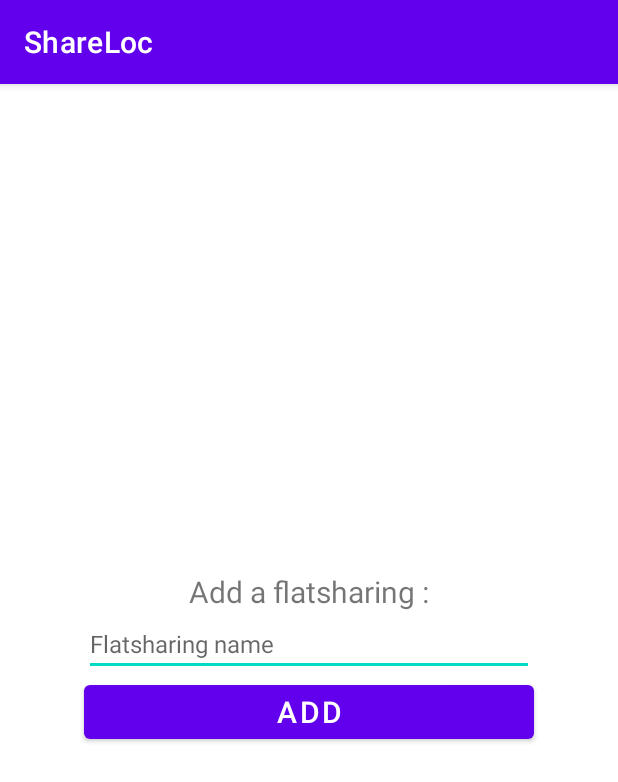
After one commit to nderousseaux/shareloc, an Android app: the fragment FlatsharingFragment shown on its own in the app's theme, on a phone screen of 412 x 824 dp. The commit adds this screen. Shown: the top 782 px of the screen. Run offline under Robolectric (Android 15) with nearby library versions, the phone set to English and light mode, and no system bars; our stand-ins replace Volley; network calls fail.

Commit message:
Mobile : Ajout d'une colocation

```diff
--- a/frontend/frontend-mobile/app/src/main/java/com/example/shareloc/FragWhoami.java
+++ b/frontend/frontend-mobile/app/src/main/java/com/example/shareloc/FragWhoami.java
@@ -52,14 +52,13 @@ public class FragWhoami extends Fragment {
 
         RequestQueue queue = Volley.newRequestQueue(getContext());
         String url = SERVER_URL + "whoami";
-        Log.e("url", url);
 
         JsonObjectRequest whoamiRequest = new JsonObjectRequest(Request.Method.GET, url, null, response -> {
             Log.e("success Response", response.toString());
 
             // On stocke les informations de l'utilisateur
             try {
-                User.getInstance().setUser(response.getString("login"), response.getString("lastname"),response.getString("firstname"));
+                User.getInstance().setUser(response.getString("email"), response.getString("lastname"),response.getString("firstname"));
             } catch (JSONException e) {
                 e.printStackTrace();
             }
--- /dev/null
+++ b/frontend/frontend-mobile/app/src/main/java/com/example/shareloc/ui/flatsharing/FlatsharingFragment.java
@@ -0,0 +1,85 @@
+package com.example.shareloc.ui.flatsharing;
+
+import android.os.Bundle;
+
+import androidx.fragment.app.Fragment;
+
+import android.util.Log;
+import android.view.LayoutInflater;
+import android.view.View;
+import android.view.ViewGroup;
+import android.widget.EditText;
+import android.widget.Toast;
+
+import com.android.volley.Request;
+import com.android.volley.RequestQueue;
+import com.android.volley.toolbox.JsonObjectRequest;
+import com.android.volley.toolbox.Volley;
+import com.example.shareloc.MainActivity;
+import com.example.shareloc.R;
+import com.example.shareloc.volleyrequest.JsonNoResponseRequest;
+
+import org.json.JSONObject;
+
+import java.util.HashMap;
+import java.util.Map;
+
+import static com.example.shareloc.Api.SERVER_URL;
+
+public class FlatsharingFragment extends Fragment {
+
+    private View viewFlatsharing;
+
+    public FlatsharingFragment() {
+        // Required empty public constructor
+    }
+
+    @Override
+    public void onCreate(Bundle savedInstanceState) {
+        super.onCreate(savedInstanceState);
+    }
+
+    @Override
+    public View onCreateView(LayoutInflater inflater, ViewGroup container, Bundle savedInstanceState) {
+        viewFlatsharing = inflater.inflate(R.layout.fragment_flatsharing, container, false);
+
+        viewFlatsharing.findViewById(R.id.btnAddFlatsharing).setOnClickListener(view -> clickAdd());
+
+        return viewFlatsharing;
+    }
+
+    public void clickAdd() {
+        String token = ((MainActivity)getActivity()).getToken();
+
+        String url = SERVER_URL + "colocation";
+
+        String name = ((EditText)viewFlatsharing.findViewById(R.id.edtAddFlatsharing)).getText().toString();
+
+        Map<String, String> bodyMap = new HashMap<>();
+        bodyMap.put("name", name);
+        JSONObject body = new JSONObject(bodyMap);
+
+        RequestQueue queue = Volley.newRequestQueue(getContext());
+        JsonObjectRequest request = new JsonNoResponseRequest(Request.Method.PUT, url, body, response -> {
+            Log.e("success Response", response == null ? "null" : response.toString());
+
+            // On affiche un message pour dire c'est bon
+            Toast.makeText(getContext(), "Flatsharing created", Toast.LENGTH_SHORT).show();
+
+        }, error -> {
+            Log.e("error Response", error.toString());
+
+            // On affiche un message d'erreur
+            Toast.makeText(getContext(), "Error : network error", Toast.LENGTH_SHORT).show();
+        }) {
+            // On met le token dans le header de la requête
+            @Override
+            public Map<String, String> getHeaders() {
+                Map<String, String> headers = new HashMap<>();
+                headers.put("Authorization", "Bearer " + token);
+                return headers;
+            }
+        };
+        queue.add(request);
+    }
+}
--- /dev/null
+++ b/frontend/frontend-mobile/app/src/main/res/layout/fragment_flatsharing.xml
@@ -0,0 +1,31 @@
+<?xml version="1.0" encoding="utf-8"?>
+<LinearLayout xmlns:android="http://schemas.android.com/apk/res/android"
+    xmlns:tools="http://schemas.android.com/tools"
+    android:layout_width="match_parent"
+    android:layout_height="match_parent"
+    android:backgroundTint="#FFA000"
+    android:gravity="center"
+    android:orientation="vertical"
+    tools:context=".ui.flatsharing.FlatsharingFragment">
+
+    <TextView
+        android:layout_width="wrap_content"
+        android:layout_height="wrap_content"
+        android:textSize="20sp"
+        android:text="Add a flatsharing :"/>
+
+    <EditText
+        android:id="@+id/edtAddFlatsharing"
+        android:layout_width="300dp"
+        android:layout_height="wrap_content"
+        android:textSize="16sp"
+        android:hint="Flatsharing name"
+        android:inputType="text" />
+    <Button
+        android:id="@+id/btnAddFlatsharing"
+        android:layout_width="300dp"
+        android:layout_height="wrap_content"
+        android:textSize="20sp"
+        android:text="Add" />
+
+</LinearLayout>
--- a/frontend/frontend-mobile/app/src/main/res/layout/fragment_test.xml
+++ b/frontend/frontend-mobile/app/src/main/res/layout/fragment_test.xml
@@ -9,7 +9,7 @@
     tools:context=".ui.test.TestFragment">
 
     <TextView
-        android:id="@+id/tvUser"
+        android:id="@+id/tvTest"
         android:layout_width="wrap_content"
         android:layout_height="wrap_content"
         android:textSize="20sp"
--- a/frontend/frontend-mobile/app/src/main/res/menu/activity_main_drawer.xml
+++ b/frontend/frontend-mobile/app/src/main/res/menu/activity_main_drawer.xml
@@ -9,6 +9,10 @@
             android:icon="@drawable/ic_menu_camera"
             android:title="@string/menu_home" />
         <item
+            android:id="@+id/nav_flatsharing"
+            android:icon="@drawable/ic_menu_gallery"
+            android:title="@string/menu_flatsharing" />
+        <item
             android:id="@+id/nav_gallery"
             android:icon="@drawable/ic_menu_gallery"
             android:title="@string/menu_gallery" />
@@ -19,6 +23,6 @@
         <item
             android:id="@+id/nav_test"
             android:icon="@drawable/ic_menu_gallery"
-            android:title="Test" />
+            android:title="@string/menu_test" />
     </group>
 </menu>
--- a/frontend/frontend-mobile/app/src/main/res/navigation/mobile_navigation.xml
+++ b/frontend/frontend-mobile/app/src/main/res/navigation/mobile_navigation.xml
@@ -10,6 +10,12 @@
         android:name="com.example.shareloc.ui.home.HomeFragment"
         android:label="@string/menu_home"
         tools:layout="@layout/fragment_home" />
+
+    <fragment
+        android:id="@+id/nav_flatsharing"
+        android:name="com.example.shareloc.ui.flatsharing.FlatsharingFragment"
+        android:label="@string/menu_flatsharing"
+        tools:layout="@layout/fragment_flatsharing" />
 
     <fragment
         android:id="@+id/nav_gallery"
--- a/frontend/frontend-mobile/app/src/main/res/values/strings.xml
+++ b/frontend/frontend-mobile/app/src/main/res/values/strings.xml
@@ -11,4 +11,5 @@
     <string name="menu_gallery">Gallery</string>
     <string name="menu_slideshow">Slideshow</string>
     <string name="menu_test">Test</string>
+    <string name="menu_flatsharing">Flatsharing</string>
 </resources>
```
Also changed, not shown: frontend/frontend-mobile/app/src/main/java/com/example/shareloc/Authentication.java (+0 -16 lines), frontend/frontend-mobile/app/src/main/java/com/example/shareloc/MainActivity.java (+9 -1 lines), frontend/frontend-mobile/app/src/main/java/com/example/shareloc/ui/test/TestFragment.java (+9 -2 lines), frontend/frontend-mobile/app/src/main/java/com/example/shareloc/volleyrequest/JsonNoResponseRequest.java (added, +39 -0 lines).
